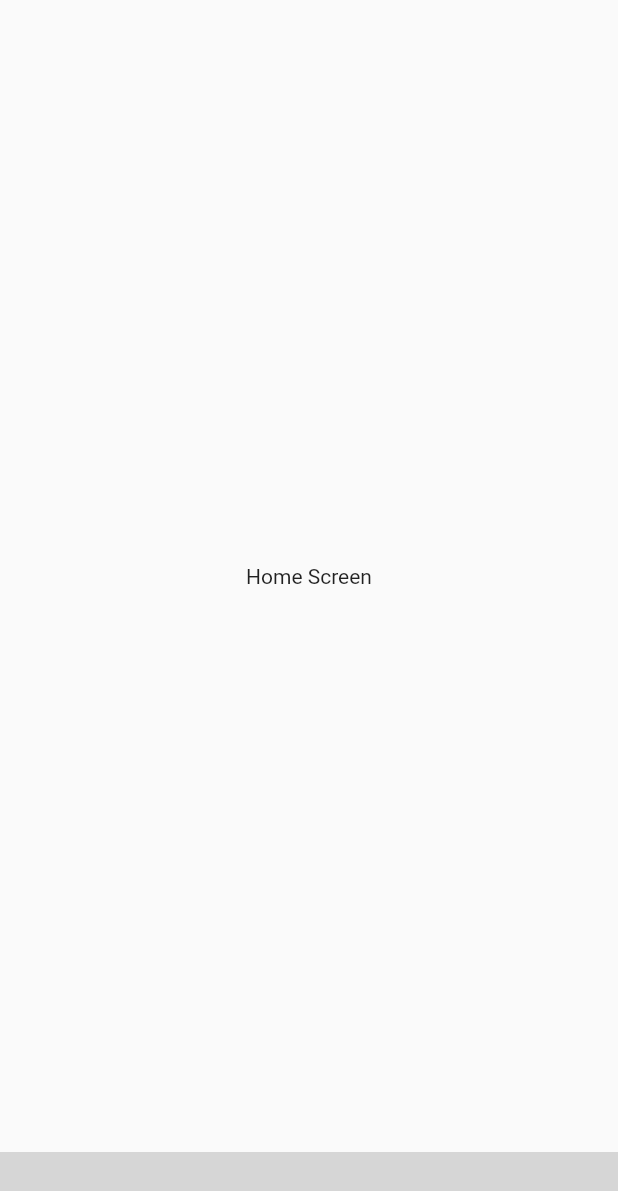
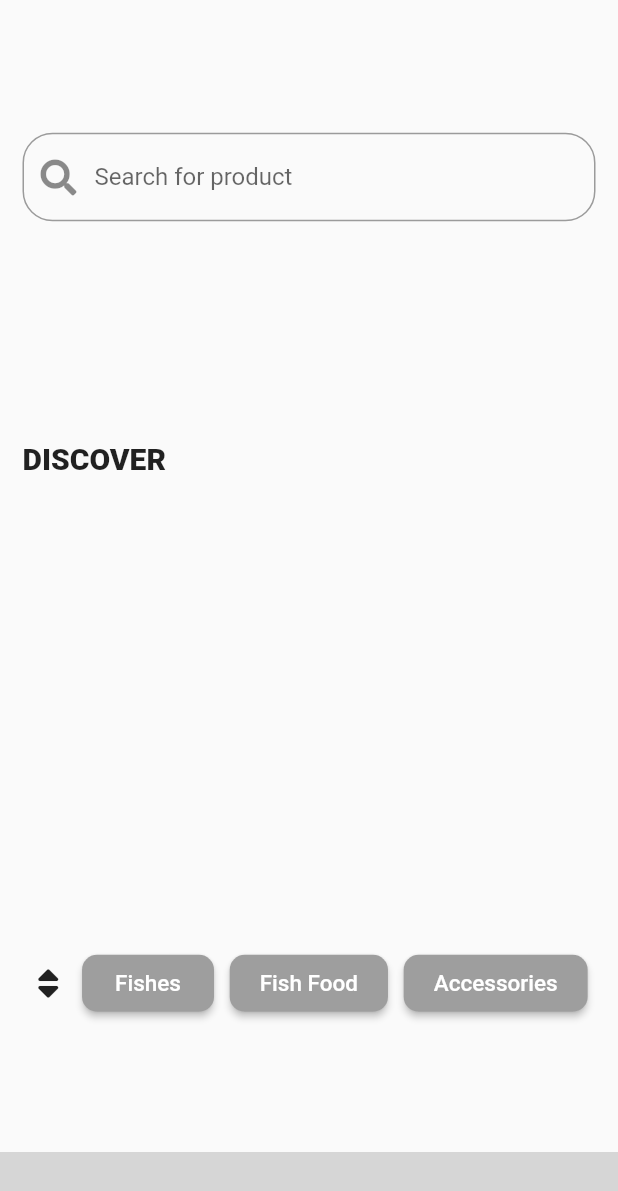
Before and after one commit to hvkalayil/aqualy_mob, a Flutter app: the screen it shows after launch, on a phone screen of 412 x 824 dp. Shown: the top 1191 px of the screen. Run offline on Flutter 3.47's test engine with Material 2 defaults, Android fonts, the light colour scheme and no system bars; our stand-ins replace cloud_firestore, email_validator, firebase_auth, firebase_core, font_awesome_flutter, image_picker and 1 more; missing offline and left inert: fluid_bottom_nav_bar; accounts and stored records are empty; grey boxes are pictures that could not be loaded.

Commit message:
customer home screen added

```diff
--- a/lib/Screens/Customer/customer_home_screen.dart
+++ b/lib/Screens/Customer/customer_home_screen.dart
@@ -1,4 +1,6 @@
+import 'package:aqua_ly/theme.dart';
 import 'package:flutter/material.dart';
+import 'package:font_awesome_flutter/font_awesome_flutter.dart';
 
 class HomeScreen extends StatelessWidget {
   ///Don't use Scaffold here. These 4 pages have one scaffold
@@ -6,8 +8,68 @@ class HomeScreen extends StatelessWidget {
   ///Other screens which does not need the bottom bar can have Scaffold
   @override
   Widget build(BuildContext context) {
-    return const Center(
-      child: Text('Home Screen'),
+    return Container(
+      padding: const EdgeInsets.all(15),
+      child: Column(
+        mainAxisAlignment: MainAxisAlignment.spaceAround,
+        crossAxisAlignment: CrossAxisAlignment.start,
+        children: [
+          TextFormField(
+            decoration: InputDecoration(
+              prefixIcon: const Icon(FontAwesomeIcons.search),
+              border:
+                  OutlineInputBorder(borderRadius: BorderRadius.circular(20)),
+              labelText: "Search for product",
+            ),
+          ),
+          const Text(
+            "DISCOVER",
+            style: TextStyle(fontWeight: FontWeight.bold, fontSize: 20),
+          ),
+          const SizedBox(
+            height: 20,
+          ),
+          Row(mainAxisAlignment: MainAxisAlignment.spaceAround, children: [
+            const Icon(FontAwesomeIcons.sort),
+            RaisedButton(
+                onPressed: () {},
+                padding:
+                    const EdgeInsets.symmetric(vertical: 10, horizontal: 20),
+                color: Colors.grey,
+                shape: RoundedRectangleBorder(
+                    borderRadius: BorderRadius.circular(10)),
+                child: const Text("Fishes",
+                    style: TextStyle(
+                        color: Colors.white,
+                        fontWeight: FontWeight.w500,
+                        fontSize: 15))),
+            RaisedButton(
+                onPressed: () {},
+                padding:
+                    const EdgeInsets.symmetric(vertical: 10, horizontal: 20),
+                color: Colors.grey,
+                shape: RoundedRectangleBorder(
+                    borderRadius: BorderRadius.circular(10)),
+                child: const Text("Fish Food",
+                    style: TextStyle(
+                        color: Colors.white,
+                        fontWeight: FontWeight.w500,
+                        fontSize: 15))),
+            RaisedButton(
+                onPressed: () {},
+                padding:
+                    const EdgeInsets.symmetric(vertical: 10, horizontal: 20),
+                color: Colors.grey,
+                shape: RoundedRectangleBorder(
+                    borderRadius: BorderRadius.circular(10)),
+                child: const Text("Accessories",
+                    style: TextStyle(
+                        color: Colors.white,
+                        fontWeight: FontWeight.w500,
+                        fontSize: 15)))
+          ])
+        ],
+      ),
     );
   }
 }
--- a/lib/Screens/login_screen.dart
+++ b/lib/Screens/login_screen.dart
@@ -7,6 +7,7 @@ import 'package:firebase_auth/firebase_auth.dart';
 import 'package:flutter/material.dart';
 import 'package:email_validator/email_validator.dart';
 import 'package:flutter/services.dart';
+import 'package:font_awesome_flutter/font_awesome_flutter.dart';
 
 class LoginScreen extends StatefulWidget {
   static String id = 'login';
@@ -111,7 +112,7 @@ class _LoginScreenState extends State<LoginScreen> {
                             });
                           },
                           icon: Icon(hidePassword
-                              ? Icons.remove_red_eye_outlined
+                              ? FontAwesomeIcons.envelopeSquare
                               : Icons.remove_red_eye),
                         ),
                         prefixIcon: const Icon(
--- a/lib/Screens/register_screen.dart
+++ b/lib/Screens/register_screen.dart
@@ -3,6 +3,7 @@ import 'package:cloud_firestore/cloud_firestore.dart';
 import 'package:email_validator/email_validator.dart';
 import 'package:firebase_auth/firebase_auth.dart';
 import 'package:flutter/material.dart';
+import 'package:font_awesome_flutter/font_awesome_flutter.dart';
 
 import '../shared_prefs.dart';
 
@@ -144,7 +145,7 @@ class _RegisterScreenState extends State<RegisterScreen> {
                                 });
                               },
                               icon: Icon(hidePassword
-                                  ? Icons.remove_red_eye_outlined
+                                  ? FontAwesomeIcons.envelopeSquare
                                   : Icons.remove_red_eye),
                             ),
                             prefixIcon: const Icon(
@@ -184,7 +185,7 @@ class _RegisterScreenState extends State<RegisterScreen> {
                                 });
                               },
                               icon: Icon(hidePassword
-                                  ? Icons.remove_red_eye_outlined
+                                  ? FontAwesomeIcons.envelopeSquare
                                   : Icons.remove_red_eye),
                             ),
                             prefixIcon: const Icon(
--- a/pubspec.yaml
+++ b/pubspec.yaml
@@ -11,6 +11,8 @@ environment:
   sdk: ">=2.7.0 <3.0.0"
 
 dependencies:
+
+  font_awesome_flutter: ^8.10.0
 
   flutter:
     sdk: flutter
```
Also changed, not shown: pubspec.lock.
